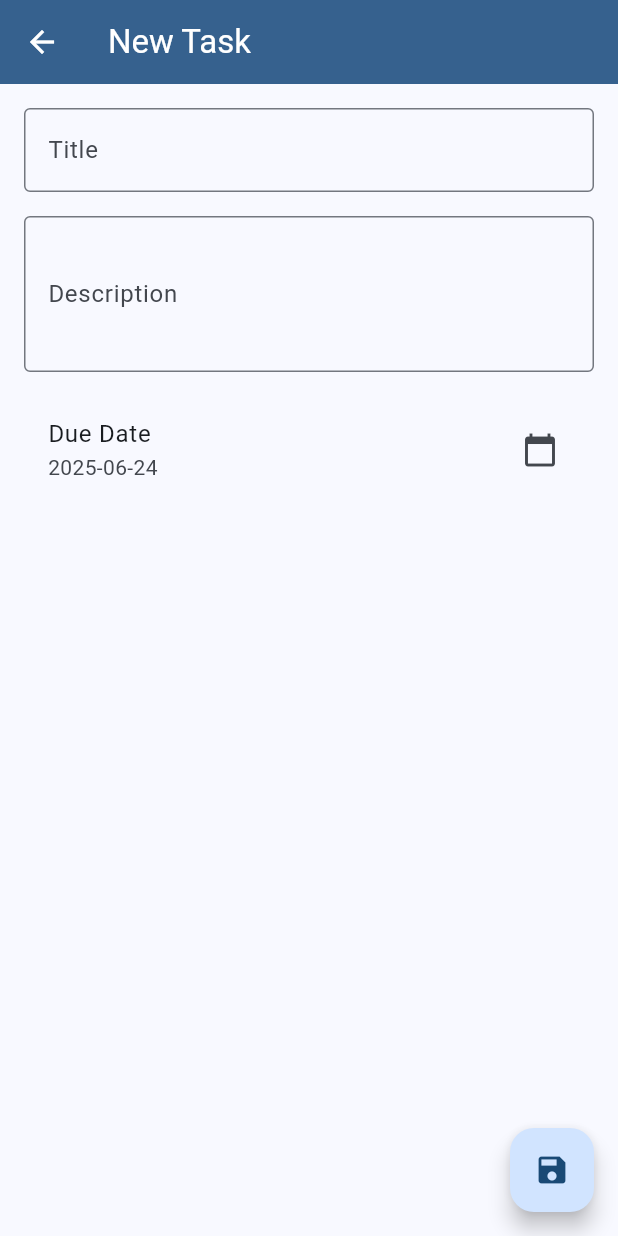
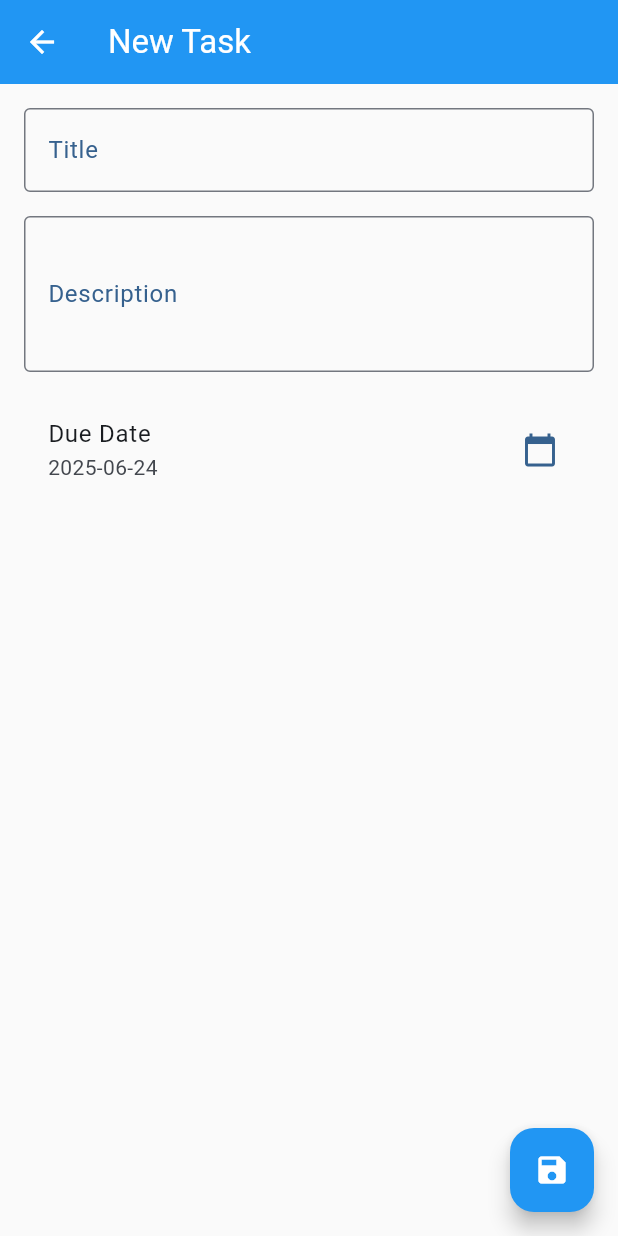
Before and after one commit to BekaMan95/flutter_demo, a Flutter app: the TaskDetailScreen screen opened directly, on a phone screen of 412 x 824 dp. Run offline on Flutter 3.47's test engine with Material 3 defaults, Android fonts, the phone set to English and light mode, and no system bars.

Commit message:
adding dark theme and app icons

```diff
--- /dev/null
+++ b/lib/providers/theme_provider.dart
@@ -0,0 +1,60 @@
+import 'package:flutter/material.dart';
+
+class ThemeProvider with ChangeNotifier {
+  bool _isDarkMode = false;
+
+  bool get isDarkMode => _isDarkMode;
+
+  void toggleTheme() {
+    _isDarkMode = !_isDarkMode;
+    notifyListeners();
+  }
+
+  ThemeData get currentTheme => _isDarkMode ? _darkTheme : _lightTheme;
+
+  static final _lightTheme = ThemeData(
+    useMaterial3: true,
+    brightness: Brightness.light,
+    colorScheme: ColorScheme.fromSeed(
+      seedColor: Colors.blue,
+      brightness: Brightness.light,
+    ),
+    scaffoldBackgroundColor: Colors.grey[50],
+    cardTheme: const CardThemeData(
+      elevation: 2,
+      color: Colors.white,
+    ),
+    appBarTheme: AppBarTheme(
+      backgroundColor: Colors.blue,
+      foregroundColor: Colors.white,
+      elevation: 0,
+    ),
+    floatingActionButtonTheme: FloatingActionButtonThemeData(
+      backgroundColor: Colors.blue,
+      foregroundColor: Colors.white,
+    ),
+  );
+
+  static final _darkTheme = ThemeData(
+    useMaterial3: true,
+    brightness: Brightness.dark,
+    colorScheme: ColorScheme.fromSeed(
+      seedColor: Colors.yellow,
+      brightness: Brightness.dark,
+    ),
+    scaffoldBackgroundColor: Colors.grey[900],
+    cardTheme: const CardThemeData(
+      elevation: 2,
+      color: Color(0xFF424242),
+    ),
+    appBarTheme: AppBarTheme(
+      backgroundColor: Colors.grey[900],
+      foregroundColor: Colors.yellow,
+      elevation: 0,
+    ),
+    floatingActionButtonTheme: FloatingActionButtonThemeData(
+      backgroundColor: Colors.yellow,
+      foregroundColor: Colors.black,
+    ),
+  );
+}
--- a/lib/screens/task_detail_screen.dart
+++ b/lib/screens/task_detail_screen.dart
@@ -88,11 +88,10 @@ class _TaskDetailScreenState extends State<TaskDetailScreen> {
 
   @override
   Widget build(BuildContext context) {
+    final theme = Theme.of(context);
     return Scaffold(
       appBar: AppBar(
         title: Text(widget.task == null ? 'New Task' : 'Edit Task'),
-        backgroundColor: Theme.of(context).colorScheme.primary,
-        foregroundColor: Colors.white,
         actions: [
           if (widget.task != null)
             IconButton(
@@ -130,17 +129,25 @@ class _TaskDetailScreenState extends State<TaskDetailScreen> {
           children: [
             TextField(
               controller: _titleController,
-              decoration: const InputDecoration(
+              decoration: InputDecoration(
                 labelText: 'Title',
-                border: OutlineInputBorder(),
+                border: const OutlineInputBorder(),
+                labelStyle: TextStyle(color: theme.colorScheme.primary),
+                focusedBorder: OutlineInputBorder(
+                  borderSide: BorderSide(color: theme.colorScheme.primary),
+                ),
               ),
             ),
             const SizedBox(height: 16),
             TextField(
               controller: _descriptionController,
-              decoration: const InputDecoration(
+              decoration: InputDecoration(
                 labelText: 'Description',
-                border: OutlineInputBorder(),
+                border: const OutlineInputBorder(),
+                labelStyle: TextStyle(color: theme.colorScheme.primary),
+                focusedBorder: OutlineInputBorder(
+                  borderSide: BorderSide(color: theme.colorScheme.primary),
+                ),
               ),
               maxLines: 3,
             ),
@@ -148,7 +155,10 @@ class _TaskDetailScreenState extends State<TaskDetailScreen> {
             ListTile(
               title: const Text('Due Date'),
               subtitle: Text(_dueDate.toString().split(' ')[0]),
-              trailing: const Icon(Icons.calendar_today),
+              trailing: Icon(
+                Icons.calendar_today,
+                color: theme.colorScheme.primary,
+              ),
               onTap: () async {
                 final date = await showDatePicker(
                   context: context,
@@ -175,11 +185,12 @@ class _TaskDetailScreenState extends State<TaskDetailScreen> {
                 },
               ),
               const SizedBox(height: 16),
-              const Text(
+              Text(
                 'Milestones',
                 style: TextStyle(
                   fontSize: 18,
                   fontWeight: FontWeight.bold,
+                  color: theme.colorScheme.onSurface,
                 ),
               ),
               const SizedBox(height: 8),
@@ -188,9 +199,13 @@ class _TaskDetailScreenState extends State<TaskDetailScreen> {
                   Expanded(
                     child: TextField(
                       controller: _milestoneController,
-                      decoration: const InputDecoration(
+                      decoration: InputDecoration(
                         labelText: 'New Milestone',
-                        border: OutlineInputBorder(),
+                        border: const OutlineInputBorder(),
+                        labelStyle: TextStyle(color: theme.colorScheme.primary),
+                        focusedBorder: OutlineInputBorder(
+                          borderSide: BorderSide(color: theme.colorScheme.primary),
+                        ),
                       ),
                     ),
                   ),
@@ -199,8 +214,8 @@ class _TaskDetailScreenState extends State<TaskDetailScreen> {
                     onPressed: _addMilestone,
                     icon: const Icon(Icons.add),
                     style: IconButton.styleFrom(
-                      backgroundColor: Theme.of(context).colorScheme.primary,
-                      foregroundColor: Colors.white,
+                      backgroundColor: theme.colorScheme.primary,
+                      foregroundColor: theme.colorScheme.onPrimary,
                     ),
                   ),
                 ],
@@ -216,7 +231,12 @@ class _TaskDetailScreenState extends State<TaskDetailScreen> {
                     itemBuilder: (context, index) {
                       final milestone = task.milestones[index];
                       return ListTile(
-                        title: Text(milestone.title),
+                        title: Text(
+                          milestone.title,
+                          style: TextStyle(
+                            color: theme.colorScheme.onSurface,
+                          ),
+                        ),
                         leading: Checkbox(
                           value: milestone.isCompleted,
                           onChanged: (value) {
@@ -228,7 +248,10 @@ class _TaskDetailScreenState extends State<TaskDetailScreen> {
                           },
                         ),
                         trailing: IconButton(
-                          icon: const Icon(Icons.delete),
+                          icon: Icon(
+                            Icons.delete,
+                            color: theme.colorScheme.error,
+                          ),
                           onPressed: () {
                             taskProvider.deleteMilestone(task.id, milestone.id);
                           },
```
Also changed, not shown: lib/main.dart (+14 -12 lines), lib/screens/task_list_screen.dart (+24 -9 lines), pubspec.yaml (+23 -1 lines), assets/icon.png (added), pubspec.lock, 42 other files.
